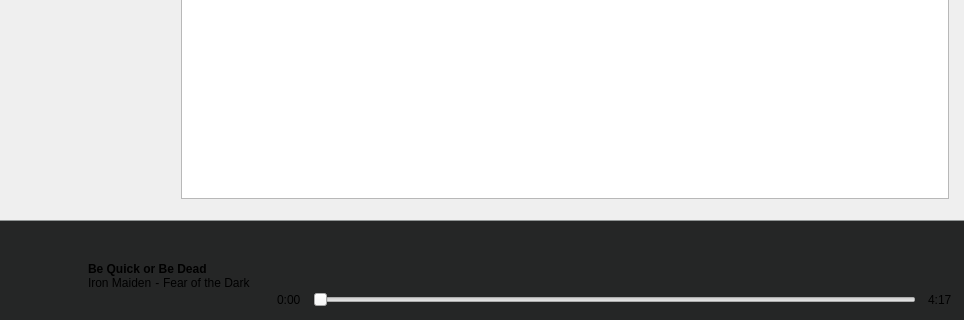
Before: the Qt Designer form res/ui/mainwindow.ui in Docheinstein/music-dragon, drawn with Qt 5; both pictures show x 0 to 964 and y 373 to 693 of the 964 by 693 pixel window.
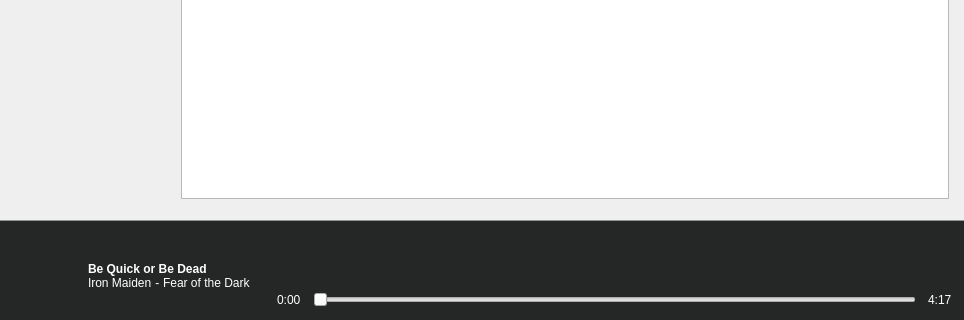
After: the same form once the commit is applied. Icons and pictures are not drawn. Custom widgets are drawn as their Qt base class.

Commit message: White color for texts on playbar

Patch:
```diff
--- a/res/ui/mainwindow.ui
+++ b/res/ui/mainwindow.ui
@@ -931,6 +931,9 @@
                <bold>true</bold>
               </font>
              </property>
+             <property name="styleSheet">
+              <string notr="true">color: white</string>
+             </property>
              <property name="text">
               <string>Be Quick or Be Dead</string>
              </property>
@@ -946,6 +949,9 @@
              </property>
              <item>
               <widget class="ClickableLabel" name="playArtist">
+               <property name="styleSheet">
+                <string notr="true">color: white</string>
+               </property>
                <property name="text">
                 <string>Iron Maiden</string>
                </property>
@@ -962,6 +968,9 @@
                  <verstretch>0</verstretch>
                 </sizepolicy>
                </property>
+               <property name="styleSheet">
+                <string notr="true">color: white</string>
+               </property>
                <property name="text">
                 <string> - </string>
                </property>
@@ -977,6 +986,9 @@
                  <underline>false</underline>
                 </font>
                </property>
+               <property name="styleSheet">
+                <string notr="true">color: white</string>
+               </property>
                <property name="text">
                 <string>Fear of the Dark</string>
                </property>
@@ -1154,6 +1166,9 @@
            </property>
            <item>
             <widget class="QLabel" name="playCurrentTime">
+             <property name="styleSheet">
+              <string notr="true">color: white</string>
+             </property>
              <property name="text">
               <string>0:00</string>
              </property>
@@ -1174,6 +1189,9 @@
            </item>
            <item>
             <widget class="QLabel" name="playMaxTime">
+             <property name="styleSheet">
+              <string notr="true">color: white</string>
+             </property>
              <property name="text">
               <string>4:17</string>
              </property>
```
Left out of the diff: 1 changed line with no effect on the pictures. The commit also changes 2 other files.
